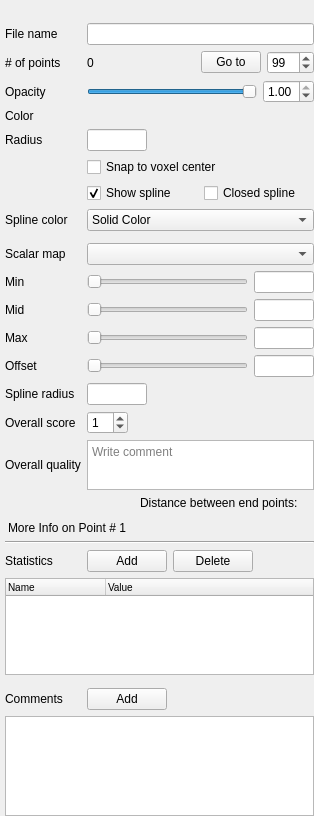
Above: freeview/PanelPointSet.ui from freesurfer/freesurfer before the change. Below: the same form after it.
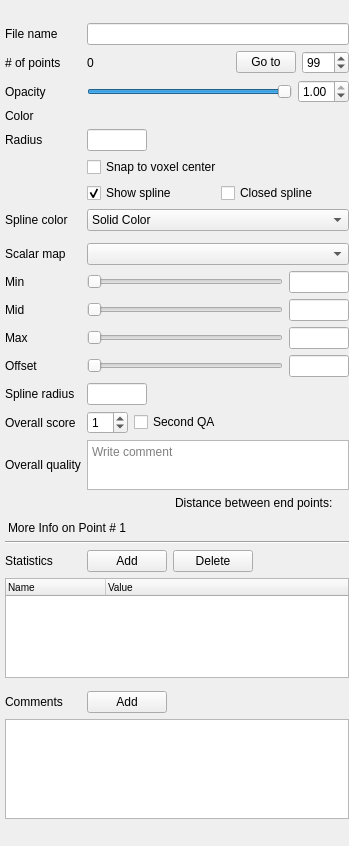
That is the form after the change. Custom widgets are drawn as their Qt base class.

Commit message: Added second QA option for point set

```diff
--- a/freeview/PanelPointSet.ui
+++ b/freeview/PanelPointSet.ui
@@ -6,8 +6,8 @@
    <rect>
     <x>0</x>
     <y>0</y>
-    <width>314</width>
-    <height>816</height>
+    <width>349</width>
+    <height>846</height>
    </rect>
   </property>
   <property name="windowTitle">
@@ -23,8 +23,8 @@
    <property name="geometry">
     <rect>
      <x>0</x>
-     <y>-35</y>
-     <width>313</width>
+     <y>0</y>
+     <width>335</width>
      <height>871</height>
     </rect>
    </property>
@@ -494,6 +494,13 @@
           </property>
          </widget>
         </item>
+        <item>
+         <widget class="QCheckBox" name="checkBoxSecond">
+          <property name="text">
+           <string>Second QA</string>
+          </property>
+         </widget>
+        </item>
         <item>
          <spacer name="horizontalSpacer_9">
           <property name="orientation">
@@ -681,7 +688,7 @@
           <rect>
            <x>0</x>
            <y>0</y>
-           <width>304</width>
+           <width>326</width>
            <height>98</height>
           </rect>
          </property>
```
The commit also changes 2 other files.
